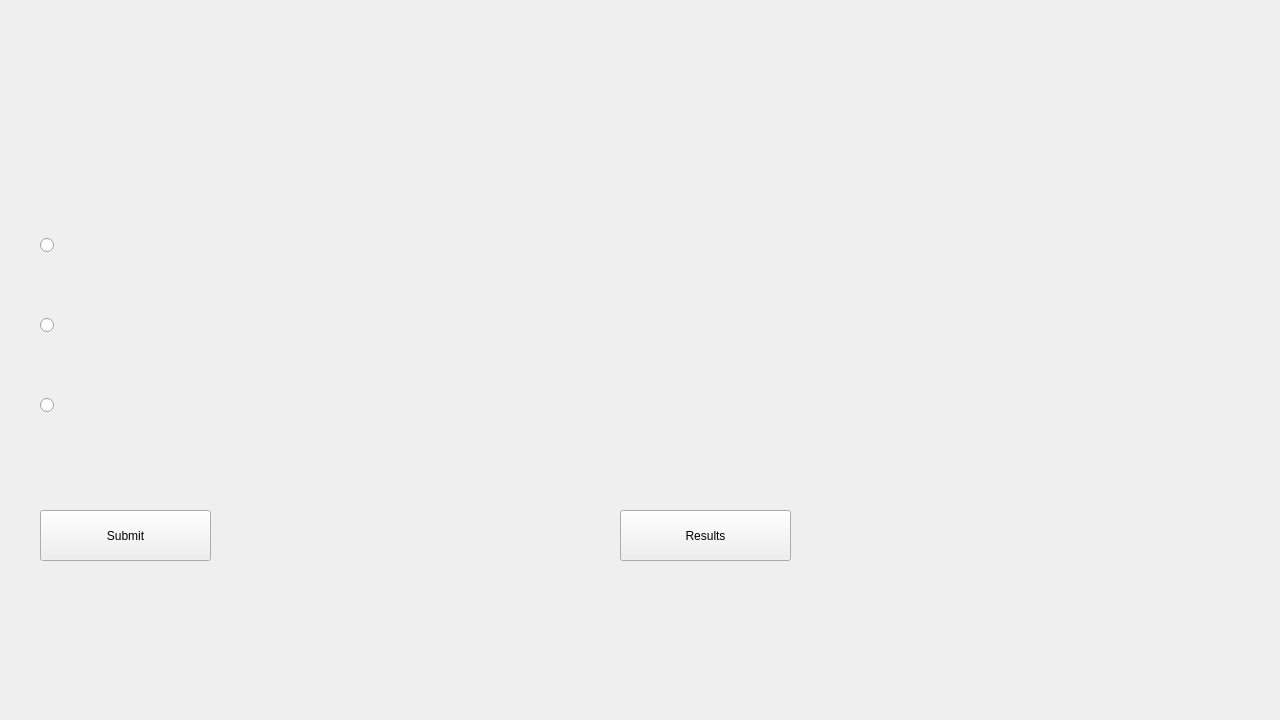
Old version of the form Project/SurveyV2/survey_base_V4/survey_base/takechild.ui in the repository Bhitt/Hitt_Branden_CIS17B_48037.
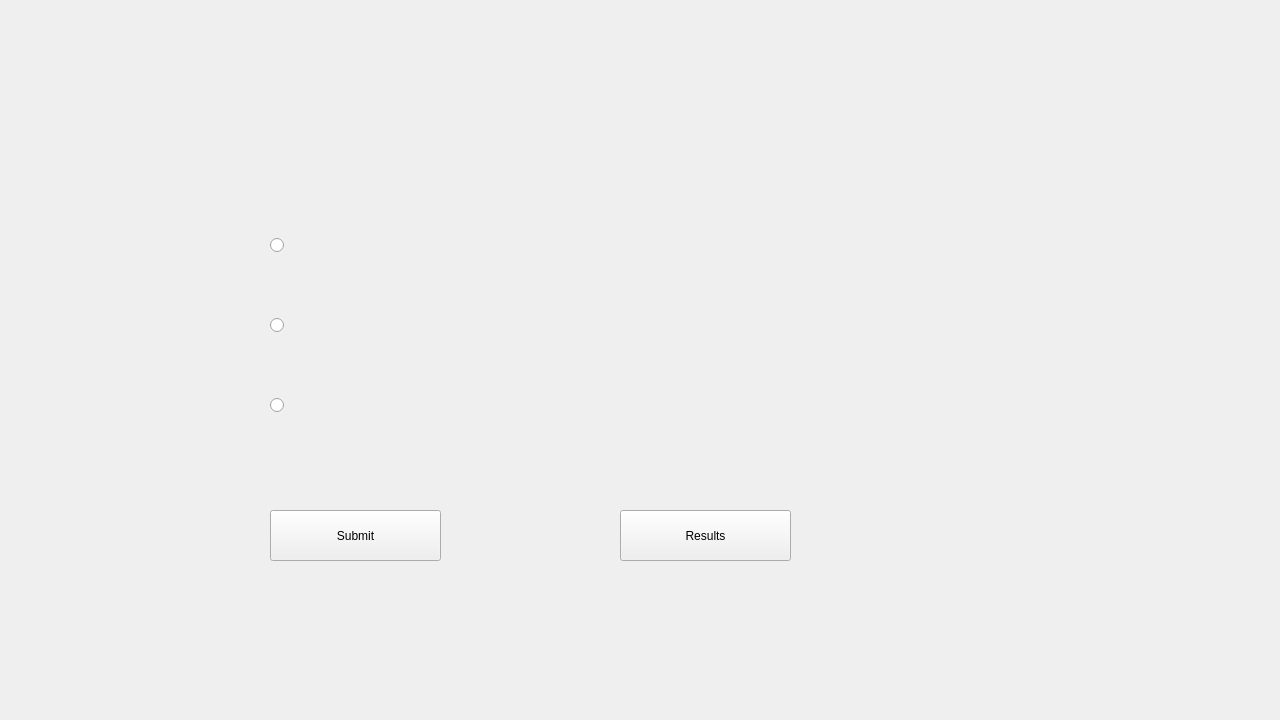
New version of the form. Custom widgets are drawn as their Qt base class.

Diff of the .ui file:
```diff
--- a/Project/SurveyV2/survey_base_V4/survey_base/takechild.ui
+++ b/Project/SurveyV2/survey_base_V4/survey_base/takechild.ui
@@ -25,6 +25,9 @@
   <property name="windowTitle">
    <string>MainWindow</string>
   </property>
+  <property name="styleSheet">
+   <string notr="true"/>
+  </property>
   <widget class="QLabel" name="question">
    <property name="geometry">
     <rect>
@@ -41,7 +44,7 @@
   <widget class="QRadioButton" name="radioButton1">
    <property name="geometry">
     <rect>
-     <x>40</x>
+     <x>270</x>
      <y>220</y>
      <width>451</width>
      <height>51</height>
@@ -54,7 +57,7 @@
   <widget class="QRadioButton" name="radioButton2">
    <property name="geometry">
     <rect>
-     <x>40</x>
+     <x>270</x>
      <y>300</y>
      <width>451</width>
      <height>51</height>
@@ -67,7 +70,7 @@
   <widget class="QRadioButton" name="radioButton3">
    <property name="geometry">
     <rect>
-     <x>40</x>
+     <x>270</x>
      <y>380</y>
      <width>451</width>
      <height>51</height>
@@ -80,7 +83,7 @@
   <widget class="QPushButton" name="take_submit">
    <property name="geometry">
     <rect>
-     <x>40</x>
+     <x>270</x>
      <y>510</y>
      <width>171</width>
      <height>51</height>
```
